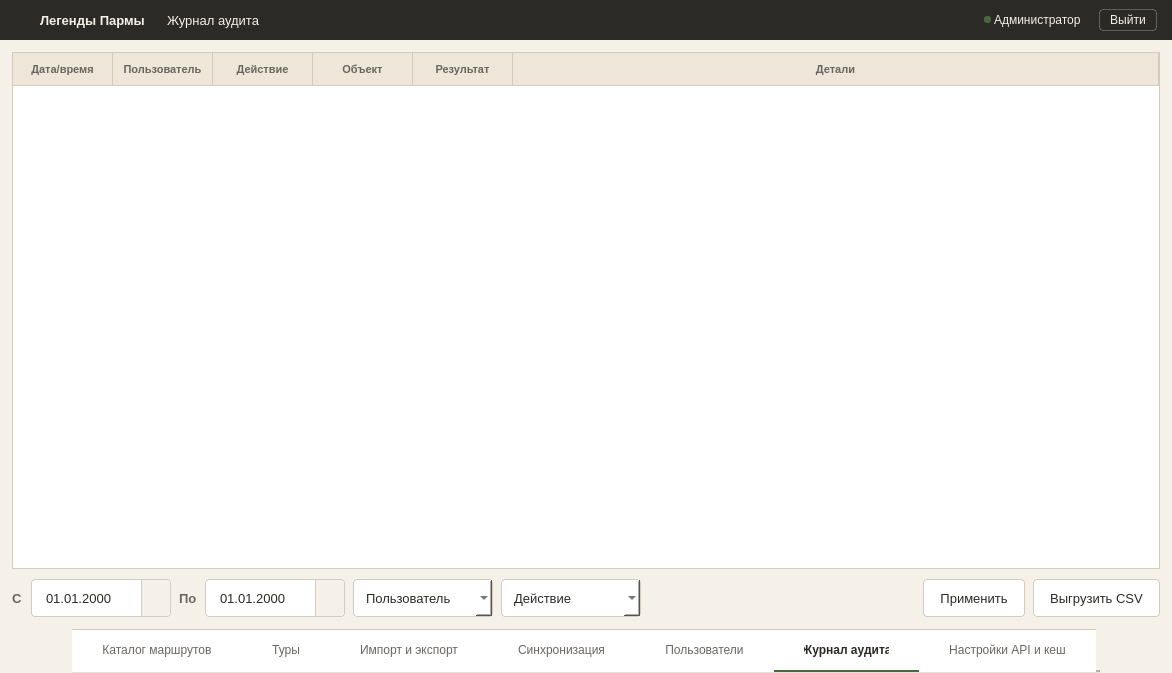
Before: the Qt Designer form ui/audit_log_window.ui in nikolas-po/legends_parma, drawn with Qt 5.
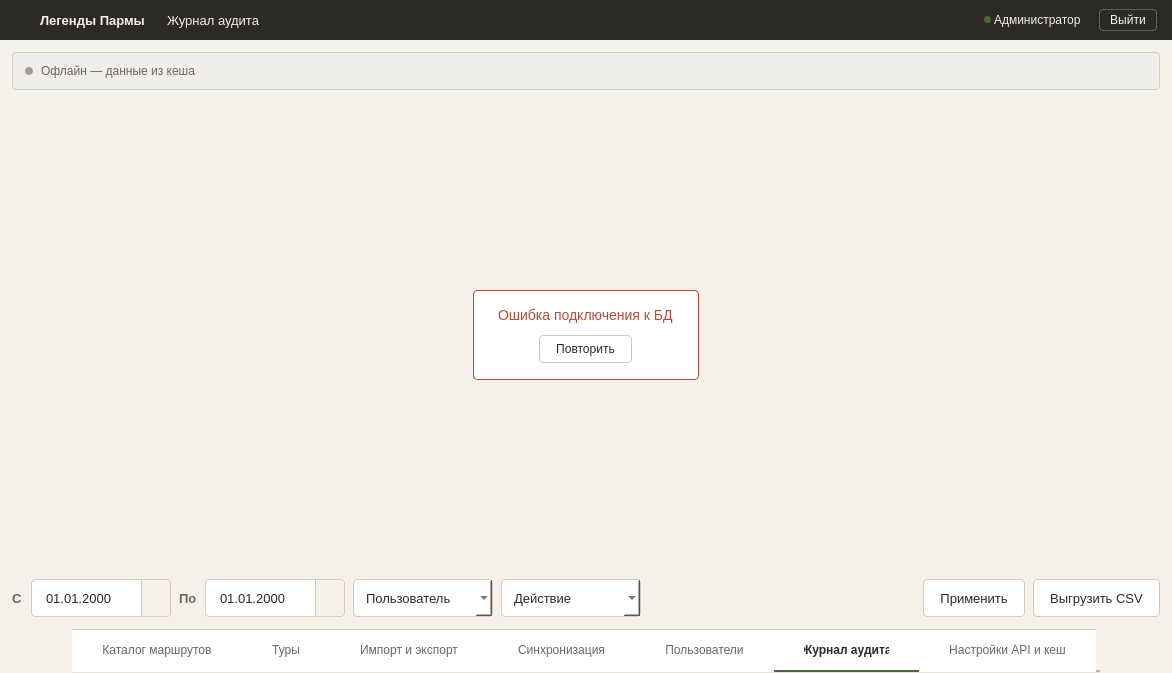
After: the same form once the commit is applied. The open tabs and pages were chosen to show the change. Icons and pictures are not drawn.

Commit message: для нескольких окно сделал состояния

What changed in the file:
```diff
--- a/ui/audit_log_window.ui
+++ b/ui/audit_log_window.ui
@@ -14,143 +14,59 @@
    <string>AuditLogWindow</string>
   </property>
   <property name="styleSheet">
-   <string notr="true">#centralwidget {
-    background-color: #F5F0E8;
-}
+   <string notr="true">#centralwidget { background-color: #F5F0E8; }
+#headerFrame { background-color: #2C2A26; border: none; }
+#headerFrame QLabel { color: #F5F0E8; }
+#logout_btn { background-color: transparent; color: #F5F0E8; border: 1px solid rgba(255, 255, 255, 0.25); padding: 3px 10px; font-size: 12px; border-radius: 4px; }
+#logout_btn:hover { background-color: rgba(255, 255, 255, 0.08); border: 1px solid rgba(255, 255, 255, 0.4); }
+#logout_btn:pressed { background-color: rgba(255, 255, 255, 0.12); border: 1px solid rgba(255, 255, 255, 0.5); }
 
-#headerFrame { 
-    background-color: #2C2A26; 
-    border: none; 
-}
-#headerFrame QLabel { 
-    color: #F5F0E8; 
-}
-#logout_btn {
-    background-color: transparent;
-    color: #F5F0E8;
-    border: 1px solid rgba(255, 255, 255, 0.25);
-    padding: 3px 10px;
-    font-size: 12px;
-    border-radius: 4px;
-}
-#logout_btn:hover {
-    background-color: rgba(255, 255, 255, 0.08);
-    border: 1px solid rgba(255, 255, 255, 0.4);
-}
-#logout_btn:pressed {
-    background-color: rgba(255, 255, 255, 0.12);
-    border: 1px solid rgba(255, 255, 255, 0.5);
-}
+#contentFrame { background-color: #F5F0E8; }
 
-#contentFrame {
-    background-color: #F5F0E8;
-}
+QTableWidget { background-color: #FFFFFF; border: 1px solid #D4CBBE; outline: none; gridline-color: transparent; }
+QHeaderView::section { background-color: #EDE6D9; color: #6B6560; font-size: 11px; font-weight: 600; border: none; border-bottom: 1px solid #D4CBBE; border-right: 1px solid #D4CBBE; padding: 7px 10px; text-align: left; }
+QTableWidget::item { border-bottom: 1px solid #D4CBBE; padding: 7px 10px; color: #2C2A26; font-size: 12px; }
+QTableWidget::item:hover { background-color: #EDE6D9; }
+QTableWidget::item:selected { background-color: #E8EDE4; color: #2C2A26; }
 
-QTableWidget {
-    background-color: #FFFFFF;
-    border: 1px solid #D4CBBE;
-    outline: none;
-    gridline-color: transparent;
-}
-QHeaderView::section {
-    background-color: #EDE6D9;
-    color: #6B6560;
-    font-size: 11px;
-    font-weight: 600;
-    border: none;
-    border-bottom: 1px solid #D4CBBE;
-    border-right: 1px solid #D4CBBE;
-    padding: 7px 10px;
-    text-align: left;
-}
-QTableWidget::item {
-    border-bottom: 1px solid #D4CBBE;
-    padding: 7px 10px;
-    color: #2C2A26;
-    font-size: 12px;
-}
-QTableWidget::item:hover {
-    background-color: #EDE6D9;
-}
-QTableWidget::item:selected {
-    background-color: #E8EDE4;
-    color: #2C2A26;
-}
-
-#filterFrame {
-    background-color: transparent;
-}
-#filterFrame QLabel {
-    font-size: 13px;
-    font-weight: 500;
-    color: #6B6560;
-}
+#filterFrame { background-color: transparent; }
+#filterFrame QLabel { font-size: 13px; font-weight: 500; color: #6B6560; }
 
 QDateEdit, QComboBox {
-    padding: 8px 12px;
-    font-size: 13px;
-    border-radius: 4px;
-    border: 1px solid #D4CBBE;
-    background-color: #FFFFFF;
-    color: #2C2A26;
-    min-height: 20px;
+    padding: 8px 12px; font-size: 13px; border-radius: 4px; border: 1px solid #D4CBBE; background-color: #FFFFFF; color: #2C2A26; min-height: 20px;
 }
-QDateEdit::drop-down {
-    subcontrol-origin: padding;
-    subcontrol-position: top right;
-    width: 28px;
-    border-left: 1px solid #D4CBBE;
-    background-color: #F5F0E8;
-    border-top-right-radius: 4px;
-    border-bottom-right-radius: 4px;
-}
-QDateEdit:hover, QComboBox:hover {
-    border: 1px solid #B8AE9E;
-}
-QDateEdit:focus, QComboBox:focus {
-    border: 1px solid #4A6741;
-}
-QComboBox QAbstractItemView {
-    background-color: #FFFFFF;
-    border: 1px solid #D4CBBE;
-    selection-background-color: #E8EDE4;
-    selection-color: #2C2A26;
-}
-QComboBox QAbstractItemView::item:hover {
-    background-color: #EDE6D9;
-}
+QDateEdit::drop-down { subcontrol-origin: padding; subcontrol-position: top right; width: 28px; border-left: 1px solid #D4CBBE; background-color: #F5F0E8; border-top-right-radius: 4px; border-bottom-right-radius: 4px; }
+QDateEdit:hover, QComboBox:hover { border: 1px solid #B8AE9E; }
+QDateEdit:focus, QComboBox:focus { border: 1px solid #4A6741; }
+QDateEdit[error="true"], QComboBox[error="true"] { border: 1px solid #B54A3A; }
+QDateEdit:disabled, QComboBox:disabled { border: 1px dashed #D4CBBE; color: #A39E94; background-color: #F5F0E8; }
+QComboBox QAbstractItemView { background-color: #FFFFFF; border: 1px solid #D4CBBE; selection-background-color: #E8EDE4; selection-color: #2C2A26; }
+QComboBox QAbstractItemView::item:hover { background-color: #EDE6D9; }
 
 #btn_apply, #btn_export {
-    padding: 8px 16px;
-    font-size: 13px;
-    border-radius: 4px;
-    background-color: #FFFFFF;
-    color: #2C2A26;
-    border: 1px solid #D4CBBE;
-    min-height: 20px;
+    padding: 8px 16px; font-size: 13px; border-radius: 4px; background-color: #FFFFFF; color: #2C2A26; border: 1px solid #D4CBBE; min-height: 20px;
 }
-#btn_apply:hover, #btn_export:hover {
-    border: 1px solid #4A6741;
-    background-color: #F5F0E8;
-}
-#btn_apply:pressed, #btn_export:pressed {
-    background-color: #EDE6D9;
-}
+#btn_apply:hover, #btn_export:hover { border: 1px solid #4A6741; background-color: #F5F0E8; }
+#btn_apply:pressed, #btn_export:pressed { background-color: #EDE6D9; }
+#btn_apply:disabled, #btn_export:disabled { background-color: #FFFFFF; color: #A39E94; border: 1px solid #E5DFD4; }
+#btn_apply:focus, #btn_export:focus { border: 1px dashed #4A6741; }
+
+#offlineBanner { background-color: #F0EEEA; border: 1px solid #D4CBBE; border-radius: 4px; }
+#offlineBanner QLabel { font-size: 12px; color: #6B6560; }
+#offlineDot { background-color: #A39E94; border-radius: 4px; min-width: 8px; max-width: 8px; min-height: 8px; max-height: 8px; }
+
+#lblLoadingTitle { font-size: 14px; color: #6B6560; }
+#lblLoadingSub { font-size: 12px; color: #A39E94; }
+#lblEmptyTitle { font-size: 14px; color: #6B6560; }
+#lblEmptySub { font-size: 12px; color: #A39E94; }
+#errorFrame { background-color: #FFFFFF; border: 1px solid #B54A3A; border-radius: 4px; }
+#errorFrame QLabel { font-size: 14px; color: #B54A3A; }
+#btnRetry { background-color: #FFFFFF; color: #2C2A26; border: 1px solid #D4CBBE; border-radius: 4px; padding: 6px 16px; font-size: 12px; }
+#btnRetry:hover { border: 1px solid #4A6741; background-color: #F5F0E8; }
 
 QTabWidget::panel { border: none; background-color: #FFFFFF; }
 QTabBar { background-color: #FFFFFF; border: none; }
-QTabBar::tab { 
-    height: 40px; 
-    background-color: #FFFFFF; 
-    color: #6B6560; 
-    font-size: 12px; 
-    font-weight: normal; 
-    padding: 0px 30px; 
-    border: none; 
-    border-bottom: 2px solid transparent; 
-    border-top: 1px solid #D4CBBE;
-    text-align: center; 
-}
+QTabBar::tab { height: 40px; background-color: #FFFFFF; color: #6B6560; font-size: 12px; font-weight: normal; padding: 0px 30px; border: none; border-bottom: 2px solid transparent; border-top: 1px solid #D4CBBE; text-align: center; }
 QTabBar::tab:hover { color: #2C2A26; }
 QTabBar::tab:selected { color: #2C2A26; font-weight: 600; border-bottom: 2px solid #4A6741; }</string>
   </property>
@@ -330,54 +246,191 @@
         <number>12</number>
        </property>
        <item>
-        <widget class="QTableWidget" name="auditTable">
-         <property name="frameShape">
-          <enum>QFrame::Shape::NoFrame</enum>
-         </property>
-         <property name="selectionMode">
-          <enum>QAbstractItemView::SelectionMode::SingleSelection</enum>
-         </property>
-         <property name="selectionBehavior">
-          <enum>QAbstractItemView::SelectionBehavior::SelectRows</enum>
-         </property>
-         <property name="showGrid">
-          <bool>false</bool>
-         </property>
-         <attribute name="horizontalHeaderStretchLastSection">
-          <bool>true</bool>
-         </attribute>
-         <column>
-          <property name="text">
-           <string>Дата/время</string>
-          </property>
-         </column>
-         <column>
-          <property name="text">
-           <string>Пользователь</string>
-          </property>
-         </column>
-         <column>
-          <property name="text">
-           <string>Действие</string>
-          </property>
-         </column>
-         <column>
-          <property name="text">
-           <string>Объект</string>
-          </property>
-         </column>
-         <column>
-          <property name="text">
-           <string>Результат</string>
-          </property>
-         </column>
-         <column>
-          <property name="text">
-           <string>Детали</string>
-          </property>
-         </column>
+        <widget class="QFrame" name="offlineBanner">
+         <property name="visible"><bool>false</bool></property>
+         <layout class="QHBoxLayout" name="offlineLayout">
+          <property name="spacing"><number>8</number></property>
+          <property name="leftMargin"><number>12</number></property>
+          <property name="topMargin"><number>8</number></property>
+          <property name="rightMargin"><number>12</number></property>
+          <property name="bottomMargin"><number>8</number></property>
+          <item>
+           <widget class="QLabel" name="offlineDot">
+            <property name="text"><string/></property>
+           </widget>
+          </item>
+          <item>
+           <widget class="QLabel" name="lbl_offline">
+            <property name="text"><string>Офлайн — данные из кеша</string></property>
+           </widget>
+          </item>
+          <item>
+           <spacer name="offlineSpacer">
+            <property name="orientation"><enum>Qt::Orientation::Horizontal</enum></property>
+            <property name="sizeHint" stdset="0"><size><width>40</width><height>20</height></size></property>
+           </spacer>
+          </item>
+         </layout>
         </widget>
        </item>
+       
+       <item>
+        <widget class="QStackedWidget" name="stateStack">
+         <property name="currentIndex"><number>0</number></property>
+         
+         <widget class="QWidget" name="pageNormal">
+          <layout class="QVBoxLayout" name="normalLayout">
+           <property name="leftMargin"><number>0</number></property>
+           <property name="topMargin"><number>0</number></property>
+           <property name="rightMargin"><number>0</number></property>
+           <property name="bottomMargin"><number>0</number></property>
+           <item>
+            <widget class="QTableWidget" name="auditTable">
+             <property name="frameShape"><enum>QFrame::Shape::NoFrame</enum></property>
+             <property name="showGrid"><bool>false</bool></property>
+             <property name="selectionBehavior"><enum>QAbstractItemView::SelectionBehavior::SelectRows</enum></property>
+             <property name="selectionMode"><enum>QAbstractItemView::SelectionMode::SingleSelection</enum></property>
+             <attribute name="horizontalHeaderStretchLastSection"><bool>true</bool></attribute>
+             <column><property name="text"><string>Дата/время</string></property></column>
+             <column><property name="text"><string>Пользователь</string></property></column>
+             <column><property name="text"><string>Действие</string></property></column>
+             <column><property name="text"><string>Объект</string></property></column>
+             <column><property name="text"><string>Результат</string></property></column>
+             <column><property name="text"><string>Детали</string></property></column>
+             
+             <item row="0" column="0"><property name="text"><string>12.05.2024 14:30:00</string></property></item>
+             <item row="0" column="1"><property name="text"><string>admin</string></property></item>
+             <item row="0" column="2"><property name="text"><string>Вход в систему</string></property></item>
+             <item row="0" column="3"><property name="text"><string>—</string></property></item>
+             <item row="0" column="4"><property name="text"><string>&lt;html&gt;&lt;head/&gt;&lt;body&gt;&lt;p&gt;&lt;span style=" color:#4A6741;"&gt;Успех&lt;/span&gt;&lt;/p&gt;&lt;/body&gt;&lt;/html&gt;</string></property></item>
+             <item row="0" column="5"><property name="text"><string>IP: 192.168.1.1</string></property></item>
+             
+             <item row="1" column="0"><property name="text"><string>12.05.2024 14:35:12</string></property></item>
+             <item row="1" column="1"><property name="text"><string>admin</string></property></item>
+             <item row="1" column="2"><property name="text"><string>Создание маршрута</string></property></item>
+             <item row="1" column="3"><property name="text"><string>Маршрут "Лесная тропа"</string></property></item>
+             <item row="1" column="4"><property name="text"><string>&lt;html&gt;&lt;head/&gt;&lt;body&gt;&lt;p&gt;&lt;span style=" color:#4A6741;"&gt;Успех&lt;/span&gt;&lt;/p&gt;&lt;/body&gt;&lt;/html&gt;</string></property></item>
+             <item row="1" column="5"><property name="text"><string>—</string></property></item>
+             
+             <item row="2" column="0"><property name="text"><string>12.05.2024 15:00:00</string></property></item>
+             <item row="2" column="1"><property name="text"><string>user1</string></property></item>
+             <item row="2" column="2"><property name="text"><string>Вход в систему</string></property></item>
+             <item row="2" column="3"><property name="text"><string>—</string></property></item>
+             <item row="2" column="4"><property name="text"><string>&lt;html&gt;&lt;head/&gt;&lt;body&gt;&lt;p&gt;&lt;span style=" color:#B54A3A;"&gt;Ошибка&lt;/span&gt;&lt;/p&gt;&lt;/body&gt;&lt;/html&gt;</string></property></item>
+             <item row="2" column="5"><property name="text"><string>Неверный пароль</string></property></item>
+            </widget>
+           </item>
+          </layout>
+         </widget>
+         
+         <widget class="QWidget" name="pageLoading">
+          <layout class="QVBoxLayout" name="loadingLayout">
+           <property name="leftMargin"><number>0</number></property>
+           <property name="topMargin"><number>0</number></property>
+           <property name="rightMargin"><number>0</number></property>
+           <property name="bottomMargin"><number>0</number></property>
+           <item>
+            <spacer name="loadingSpacerTop">
+             <property name="orientation"><enum>Qt::Orientation::Vertical</enum></property>
+             <property name="sizeHint" stdset="0"><size><width>20</width><height>40</height></size></property>
+            </spacer>
+           </item>
+           <item alignment="Qt::AlignHCenter">
+            <widget class="QLabel" name="lblLoadingTitle">
+             <property name="text"><string>Загрузка...</string></property>
+            </widget>
+           </item>
+           <item alignment="Qt::AlignHCenter">
+            <widget class="QLabel" name="lblLoadingSub">
+             <property name="text"><string>Индикатор прогресса</string></property>
+            </widget>
+           </item>
+           <item>
+            <spacer name="loadingSpacerBottom">
+             <property name="orientation"><enum>Qt::Orientation::Vertical</enum></property>
+             <property name="sizeHint" stdset="0"><size><width>20</width><height>40</height></size></property>
+            </spacer>
+           </item>
+          </layout>
+         </widget>
+         
+         <widget class="QWidget" name="pageEmpty">
+          <layout class="QVBoxLayout" name="emptyLayout">
+           <property name="leftMargin"><number>0</number></property>
+           <property name="topMargin"><number>0</number></property>
+           <property name="rightMargin"><number>0</number></property>
+           <property name="bottomMargin"><number>0</number></property>
+           <item>
+            <spacer name="emptySpacerTop">
+             <property name="orientation"><enum>Qt::Orientation::Vertical</enum></property>
+             <property name="sizeHint" stdset="0"><size><width>20</width><height>40</height></size></property>
+            </spacer>
+           </item>
+           <item alignment="Qt::AlignHCenter">
+            <widget class="QLabel" name="lblEmptyTitle">
+             <property name="text"><string>Ничего не найдено</string></property>
+            </widget>
+           </item>
+           <item alignment="Qt::AlignHCenter">
+            <widget class="QLabel" name="lblEmptySub">
+             <property name="text"><string>Измените фильтры</string></property>
+            </widget>
+           </item>
+           <item>
+            <spacer name="emptySpacerBottom">
+             <property name="orientation"><enum>Qt::Orientation::Vertical</enum></property>
+             <property name="sizeHint" stdset="0"><size><width>20</width><height>40</height></size></property>
+            </spacer>
+           </item>
+          </layout>
+         </widget>
+         
+         <widget class="QWidget" name="pageError">
+          <layout class="QVBoxLayout" name="errorLayout">
+           <property name="leftMargin"><number>0</number></property>
+           <property name="topMargin"><number>0</number></property>
+           <property name="rightMargin"><number>0</number></property>
+           <property name="bottomMargin"><number>0</number></property>
+           <item>
+            <spacer name="errorSpacerTop">
+             <property name="orientation"><enum>Qt::Orientation::Vertical</enum></property>
+             <property name="sizeHint" stdset="0"><size><width>20</width><height>40</height></size></property>
+            </spacer>
+           </item>
+           <item alignment="Qt::AlignHCenter">
+            <widget class="QFrame" name="errorFrame">
+             <layout class="QVBoxLayout" name="errorFrameLayout">
+              <property name="spacing"><number>12</number></property>
+              <property name="leftMargin"><number>24</number></property>
+              <property name="topMargin"><number>16</number></property>
+              <property name="rightMargin"><number>24</number></property>
+              <property name="bottomMargin"><number>16</number></property>
+              <item alignment="Qt::AlignHCenter">
+               <widget class="QLabel" name="lblErrorMessage">
+                <property name="text"><string>Ошибка подключения к БД</string></property>
+               </widget>
+              </item>
+              <item alignment="Qt::AlignHCenter">
+               <widget class="QPushButton" name="btnRetry">
+                <property name="cursor"><cursorShape>PointingHandCursor</cursorShape></property>
+                <property name="text"><string>Повторить</string></property>
+               </widget>
+              </item>
+             </layout>
+            </widget>
+           </item>
+           <item>
+            <spacer name="errorSpacerBottom">
+             <property name="orientation"><enum>Qt::Orientation::Vertical</enum></property>
+             <property name="sizeHint" stdset="0"><size><width>20</width><height>40</height></size></property>
+            </spacer>
+           </item>
+          </layout>
+         </widget>
+         
+        </widget>
+       </item>
+       
        <item>
         <widget class="QFrame" name="filterFrame">
          <layout class="QHBoxLayout" name="filterLayout">
```
Left out of the diff: 390 changed lines with no effect on the pictures. The commit also changes 7 other files.
